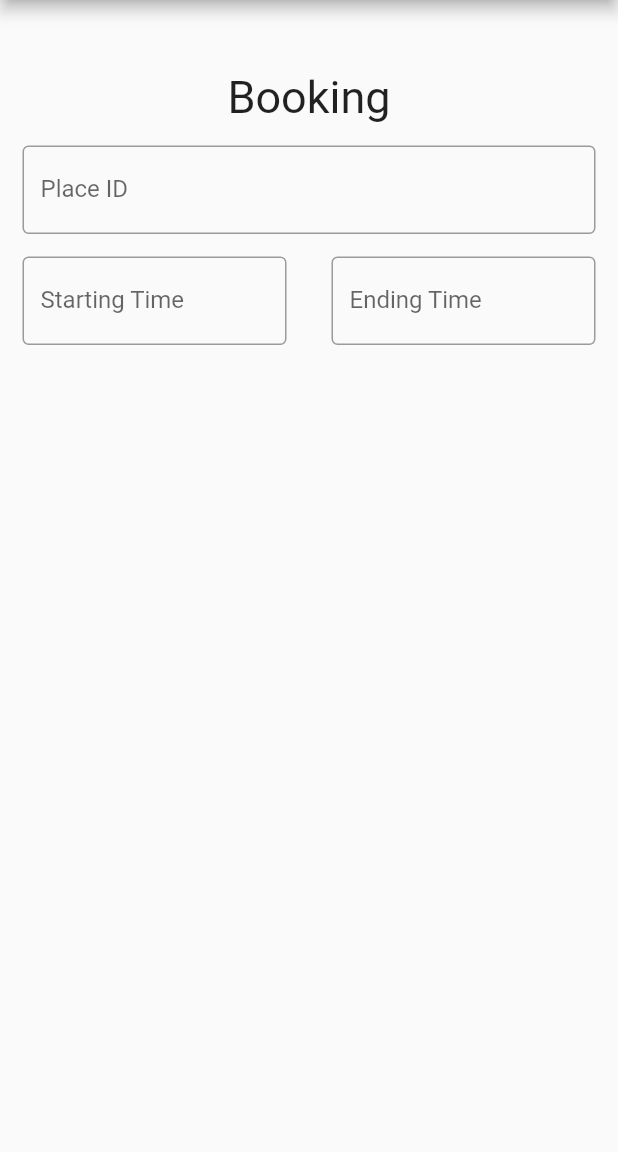
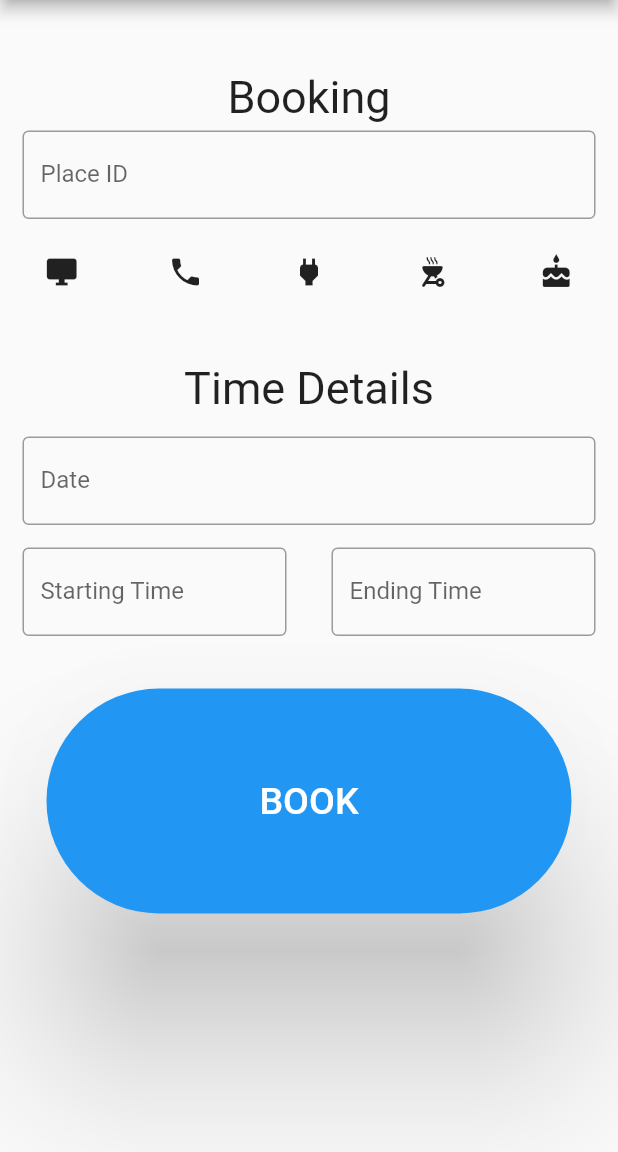
Before and after one commit to YavuzErkal/bookify, a Flutter app: the FullBooking screen opened directly, on a phone screen of 412 x 824 dp, the part 84-1236 px from its top. Run offline on Flutter 3.47's test engine with Material 2 defaults, Android fonts, the phone set to English and light mode, and no system bars.

Commit message:
Booking screen

```diff
--- a/bookify/lib/screens/fullBooking.dart
+++ b/bookify/lib/screens/fullBooking.dart
@@ -32,7 +32,7 @@ class _FullBookingState extends State<FullBooking>{
                       ),
                     ),
                     Padding(
-                      padding: const EdgeInsets.only(left:15.0,right: 15.0,top:15,bottom: 0),
+                      padding: const EdgeInsets.only(left:15.0,right: 15.0,top:5,bottom: 0),
                       //padding: EdgeInsets.symmetric(horizontal: 15),
                       child: TextField(
                         decoration: InputDecoration(
@@ -41,7 +41,112 @@ class _FullBookingState extends State<FullBooking>{
                             hintText: 'Enter your place ID'),
                       ),
                     ),
-
+                    Container(
+                      child: Row(
+                        mainAxisSize: MainAxisSize.min,
+                        children: [
+                          Expanded(
+                            //Symbol one
+                            child: Padding(
+                              padding: const EdgeInsets.only(top: 10),
+                              child: Center(
+                                child: Container(
+                                  //container for logo
+                                    width: 50,
+                                    height: 50,
+                                    child: Icon(
+                                        Icons.desktop_windows,
+                                      ),
+                                    ),
+                              ),
+                            ),
+                          ),
+                          Expanded(
+                            //Symbol one
+                            child: Padding(
+                              padding: const EdgeInsets.only(top: 10),
+                              child: Center(
+                                child: Container(
+                                  //container for logo
+                                  width: 50,
+                                  height: 50,
+                                  child: Icon(
+                                    Icons.phone,
+                                  ),
+                                ),
+                              ),
+                            ),
+                          ),
+                          Expanded(
+                            //Symbol one
+                            child: Padding(
+                              padding: const EdgeInsets.only(top: 10),
+                              child: Center(
+                                child: Container(
+                                  //container for logo
+                                  width: 50,
+                                  height: 50,
+                                  child: Icon(
+                                    Icons.power,
+                                  ),
+                                ),
+                              ),
+                            ),
+                          ),
+                          Expanded(
+                            //Symbol one
+                            child: Padding(
+                              padding: const EdgeInsets.only(top: 10),
+                              child: Center(
+                                child: Container(
+                                  //container for logo
+                                  width: 50,
+                                  height: 50,
+                                  child: Icon(
+                                    Icons.outdoor_grill_rounded,
+                                  ),
+                                ),
+                              ),
+                            ),
+                          ),
+                          Expanded(
+                            //Symbol one
+                            child: Padding(
+                              padding: const EdgeInsets.only(top: 10),
+                              child: Center(
+                                child: Container(
+                                  //container for logo
+                                  width: 50,
+                                  height: 50,
+                                  child: Icon(
+                                    Icons.cake,
+                                  ),
+                                ),
+                              ),
+                            ),
+                          ),
+                        ],
+                      ),
+                    ),
+                    Container(
+                      child: Padding(
+                        padding: const EdgeInsets.only(left:15.0,right: 15.0,top:35,bottom: 0),
+                        child: Text(
+                          "Time Details",
+                          style: TextStyle(fontSize: 30.0),
+                        ),
+                      ),
+                    ),
+                    Padding(
+                      padding: const EdgeInsets.only(left:15.0,right: 15.0,top:15,bottom: 0),
+                      //padding: EdgeInsets.symmetric(horizontal: 15),
+                      child: TextField(
+                        decoration: InputDecoration(
+                            border: OutlineInputBorder(),
+                            labelText: 'Date',
+                            hintText: 'Enter your booking date'),
+                      ),
+                    ),
                     Container(
                     child: Row(
                       mainAxisSize: MainAxisSize.min,
@@ -53,7 +158,7 @@ class _FullBookingState extends State<FullBooking>{
                             decoration: InputDecoration(
                                 border: OutlineInputBorder(),
                                 labelText: 'Starting Time',
-                                hintText: 'Enter your desired starting time'),
+                                hintText: 'Enter your starting time'),
                           ),
                         ),
                         ),
@@ -72,7 +177,7 @@ class _FullBookingState extends State<FullBooking>{
                               decoration: InputDecoration(
                                   border: OutlineInputBorder(),
                                   labelText: 'Ending Time',
-                                  hintText: 'Enter your desired ending time'),
+                                  hintText: 'Enter your ending time'),
                             ),
                           ),
                         ),
@@ -82,7 +187,30 @@ class _FullBookingState extends State<FullBooking>{
                   ],
                 )
             ),
-            //Place ID
+            Padding(
+              padding: const EdgeInsets.only(
+                  left: 15.0, right: 15.0, top: 35, bottom: 15),
+              child:Container(
+                height: 150,
+                width: 350,
+                decoration: BoxDecoration(
+                    borderRadius: BorderRadius.circular(20)),
+                child: ElevatedButton(
+                  style: ElevatedButton.styleFrom(
+                      elevation: 50,
+                      shape: RoundedRectangleBorder(borderRadius: BorderRadius.circular(500))),
+                  onPressed: () {
+                    ScaffoldMessenger.of(context).showSnackBar(SnackBar(content: Text('Booking successfull')));
+                    Navigator.pushReplacement(
+                        context, MaterialPageRoute(builder: (_) => Layout())); //Hier passenden Link einfügen
+                  },
+                  child: Text(
+                    'BOOK',
+                    style: TextStyle( fontSize: 25),
+                  ),
+                ),
+              ),
+            ),
           ],
         )
       ),
--- a/bookify/lib/screens/login.dart
+++ b/bookify/lib/screens/login.dart
@@ -28,7 +28,7 @@ class _LoginState extends State<Login> {
                     /*decoration: BoxDecoration(
                         color: Colors.red,
                         borderRadius: BorderRadius.circular(50.0)),*/
-                    child: Image.asset('asset/images/flutter-logo.png')),
+                    child: Image.asset('assets/logo.jpg')),
               ),
             ),
             Padding(
@@ -66,12 +66,15 @@ class _LoginState extends State<Login> {
                 decoration: BoxDecoration(
                     borderRadius: BorderRadius.circular(20)),
                 child: ElevatedButton(
+                  style: ElevatedButton.styleFrom(
+                      elevation: 50,
+                      shape: RoundedRectangleBorder(borderRadius: BorderRadius.circular(500))),
                   onPressed: () {
                     Navigator.pushReplacement(
                         context, MaterialPageRoute(builder: (_) => Layout()));
                   },
                   child: Text(
-                    'Login',
+                    'LOGIN',
                     style: TextStyle( fontSize: 25),
                   ),
                 ),
--- a/bookify/pubspec.yaml
+++ b/bookify/pubspec.yaml
@@ -47,6 +47,7 @@ flutter:
   # To add assets to your application, add an assets section, like this:
   assets:
      - assets/images/plan.jpeg
+     - assets/logo.jpg
   #   - images/a_dot_ham.jpeg
 
   # An image asset can refer to one or more resolution-specific "variants", see
```
Also changed, not shown: bookify/assets/logo.jpg (added).
